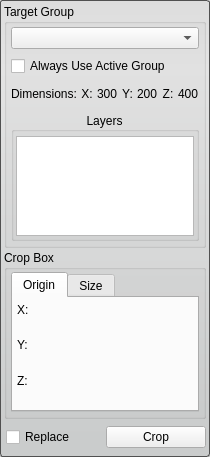
Old version of the form src/Interface/ToolInterface/CropToolInterface.ui in the repository SCIInstitute/Seg3D.
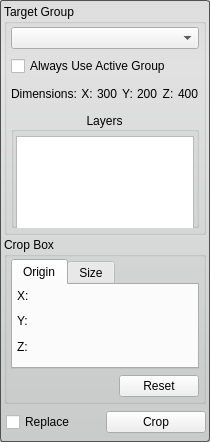
New version of the form. The open tabs and pages were chosen to show the change. Custom widgets are drawn as their Qt base class.

Commit message: Added a reset button to crop tool and transform tool.

```diff
--- a/src/Interface/ToolInterface/CropToolInterface.ui
+++ b/src/Interface/ToolInterface/CropToolInterface.ui
@@ -7,7 +7,7 @@
     <x>0</x>
     <y>0</y>
     <width>210</width>
-    <height>457</height>
+    <height>442</height>
    </rect>
   </property>
   <property name="sizePolicy">
@@ -514,6 +514,30 @@
         </widget>
        </widget>
       </item>
+      <item>
+       <layout class="QHBoxLayout" name="horizontalLayout_3">
+        <item>
+         <spacer name="horizontalSpacer">
+          <property name="orientation">
+           <enum>Qt::Horizontal</enum>
+          </property>
+          <property name="sizeHint" stdset="0">
+           <size>
+            <width>40</width>
+            <height>20</height>
+           </size>
+          </property>
+         </spacer>
+        </item>
+        <item>
+         <widget class="QPushButton" name="reset_button_">
+          <property name="text">
+           <string>Reset</string>
+          </property>
+         </widget>
+        </item>
+       </layout>
+      </item>
      </layout>
     </widget>
    </item>
```
Left out of the diff: 2 changed lines with no effect on the pictures. The commit also changes 7 other files.
